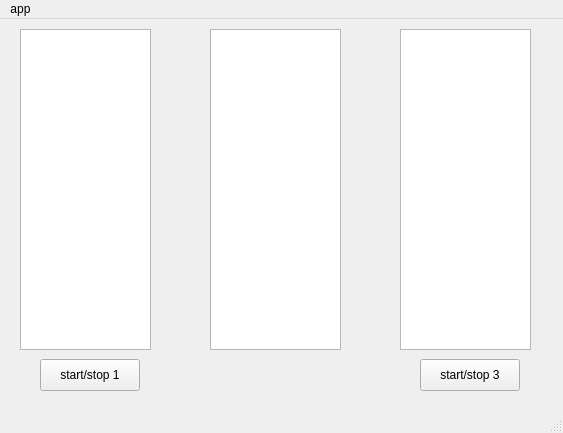
Qt form mainwindow.ui (porfyr/threads_sample_qt) before a commit.
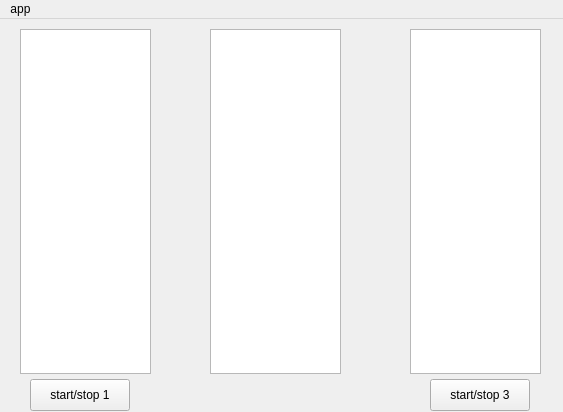
The same form after that commit.

The edit to the form file:
```diff
--- a/mainwindow.ui
+++ b/mainwindow.ui
@@ -7,7 +7,7 @@
     <x>0</x>
     <y>0</y>
     <width>563</width>
-    <height>433</height>
+    <height>412</height>
    </rect>
   </property>
   <property name="windowTitle">
@@ -20,35 +20,35 @@
       <x>20</x>
       <y>10</y>
       <width>131</width>
-      <height>321</height>
+      <height>345</height>
      </rect>
     </property>
    </widget>
    <widget class="QListWidget" name="listWidget_2">
     <property name="geometry">
      <rect>
-      <x>400</x>
-      <y>10</y>
-      <width>131</width>
-      <height>321</height>
-     </rect>
-    </property>
-   </widget>
-   <widget class="QListWidget" name="listWidget_3">
-    <property name="geometry">
-     <rect>
       <x>210</x>
       <y>10</y>
       <width>131</width>
-      <height>321</height>
+      <height>345</height>
+     </rect>
+    </property>
+   </widget>
+   <widget class="QListWidget" name="listWidget_3">
+    <property name="geometry">
+     <rect>
+      <x>410</x>
+      <y>10</y>
+      <width>131</width>
+      <height>345</height>
      </rect>
     </property>
    </widget>
    <widget class="QPushButton" name="button_1">
     <property name="geometry">
      <rect>
-      <x>40</x>
-      <y>340</y>
+      <x>30</x>
+      <y>360</y>
       <width>100</width>
       <height>32</height>
      </rect>
@@ -60,8 +60,8 @@
    <widget class="QPushButton" name="button_3">
     <property name="geometry">
      <rect>
-      <x>420</x>
-      <y>340</y>
+      <x>430</x>
+      <y>360</y>
       <width>100</width>
       <height>32</height>
      </rect>
@@ -87,7 +87,6 @@
    </widget>
    <addaction name="menuapp"/>
   </widget>
-  <widget class="QStatusBar" name="statusbar"/>
  </widget>
  <resources/>
  <connections/>
```
